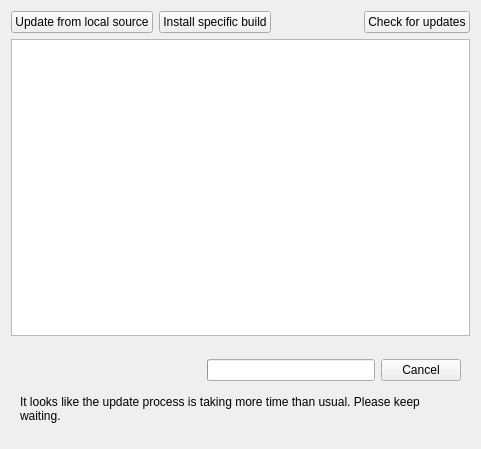
The window that client/src/ui/widgets/server_updates_widget.ui (networkoptix/nx_open) describes before a commit, drawn with Qt 5.
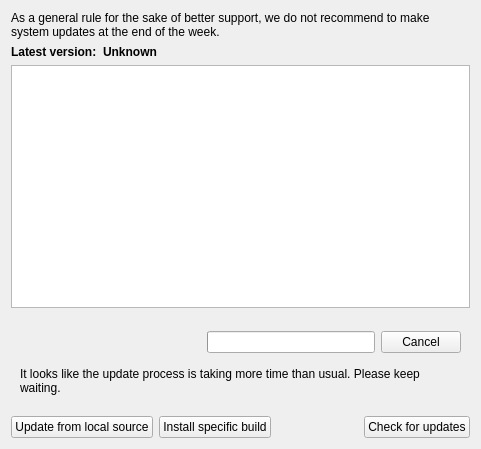
The same window after the commit. Custom widgets are drawn as their Qt base class.

Commit message:
(Issue #3871) :  Refactor "Update Status" on "Updates dialog"
<==== Mercurial data ====>
Branch: master

Patch:
```diff
--- a/client/src/ui/widgets/server_updates_widget.ui
+++ b/client/src/ui/widgets/server_updates_widget.ui
@@ -12,56 +12,44 @@
   </property>
   <layout class="QVBoxLayout" name="verticalLayout_3">
    <item>
-    <widget class="QWidget" name="topButtonBar" native="true">
-     <layout class="QHBoxLayout" name="horizontalLayout_3">
-      <property name="leftMargin">
-       <number>0</number>
-      </property>
-      <property name="topMargin">
-       <number>0</number>
-      </property>
-      <property name="rightMargin">
-       <number>0</number>
-      </property>
-      <property name="bottomMargin">
-       <number>0</number>
-      </property>
-      <item>
-       <widget class="QPushButton" name="updateFromLocalSourceButton">
+    <widget class="QLabel" name="dayWarningLabel">
         <property name="text">
-         <string>Update from local source</string>
-        </property>
+      <string>As a general rule for the sake of better support, we do not recommend to make system updates at the end of the week.</string>
+     </property>
+     <property name="wordWrap">
+      <bool>true</bool>
+     </property>
        </widget>
       </item>
       <item>
-       <widget class="QPushButton" name="installSpecificBuildButton">
+    <layout class="QHBoxLayout" name="versionLayout" stretch="0,1">
+     <item>
+      <widget class="QLabel" name="versionLabel">
+       <property name="font">
+        <font>
+         <weight>75</weight>
+         <bold>true</bold>
+        </font>
+       </property>
         <property name="text">
-         <string>Install specific build</string>
+        <string>Latest version:</string>
         </property>
        </widget>
       </item>
       <item>
-       <spacer name="horizontalSpacer">
-        <property name="orientation">
-         <enum>Qt::Horizontal</enum>
-        </property>
-        <property name="sizeHint" stdset="0">
-         <size>
-          <width>40</width>
-          <height>20</height>
-         </size>
-        </property>
-       </spacer>
-      </item>
-      <item>
-       <widget class="QPushButton" name="checkForUpdatesButton">
+      <widget class="QLabel" name="latestVersionLabel">
+       <property name="font">
+        <font>
+         <weight>75</weight>
+         <bold>true</bold>
+        </font>
+       </property>
         <property name="text">
-         <string>Check for updates</string>
+        <string>Unknown</string>
         </property>
        </widget>
       </item>
      </layout>
-    </widget>
    </item>
    <item>
     <widget class="QTableView" name="tableView"/>
@@ -141,6 +129,58 @@
    <item>
     <widget class="QnProgressWidget" name="progressWidget" native="true"/>
    </item>
+   <item>
+    <widget class="QWidget" name="topButtonBar" native="true">
+     <layout class="QHBoxLayout" name="horizontalLayout_3">
+      <property name="leftMargin">
+       <number>0</number>
+      </property>
+      <property name="topMargin">
+       <number>0</number>
+      </property>
+      <property name="rightMargin">
+       <number>0</number>
+      </property>
+      <property name="bottomMargin">
+       <number>0</number>
+      </property>
+      <item>
+       <widget class="QPushButton" name="updateFromLocalSourceButton">
+        <property name="text">
+         <string>Update from local source</string>
+        </property>
+       </widget>
+      </item>
+      <item>
+       <widget class="QPushButton" name="installSpecificBuildButton">
+        <property name="text">
+         <string>Install specific build</string>
+        </property>
+       </widget>
+      </item>
+      <item>
+       <spacer name="horizontalSpacer">
+        <property name="orientation">
+         <enum>Qt::Horizontal</enum>
+        </property>
+        <property name="sizeHint" stdset="0">
+         <size>
+          <width>40</width>
+          <height>20</height>
+         </size>
+        </property>
+       </spacer>
+      </item>
+      <item>
+       <widget class="QPushButton" name="checkForUpdatesButton">
+        <property name="text">
+         <string>Check for updates</string>
+        </property>
+       </widget>
+      </item>
+     </layout>
+    </widget>
+   </item>
   </layout>
  </widget>
  <customwidgets>
```
Left out of the diff: 2 changed lines with no effect on the pictures. Lines whose indentation alone changed are shown as unchanged. The commit also changes 4 other files.
